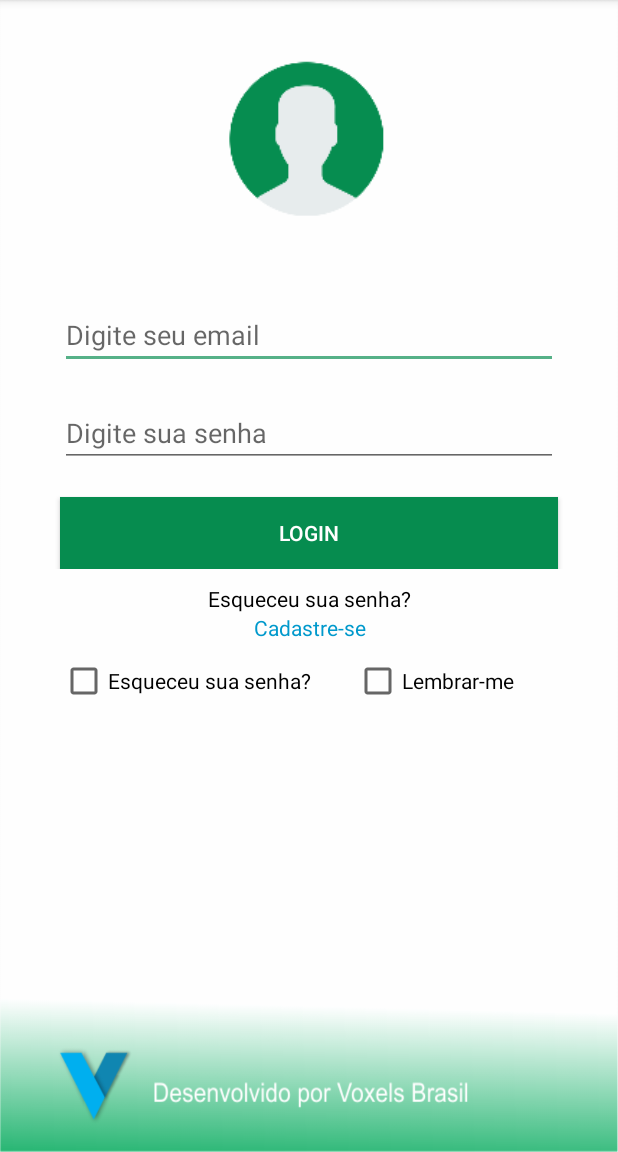
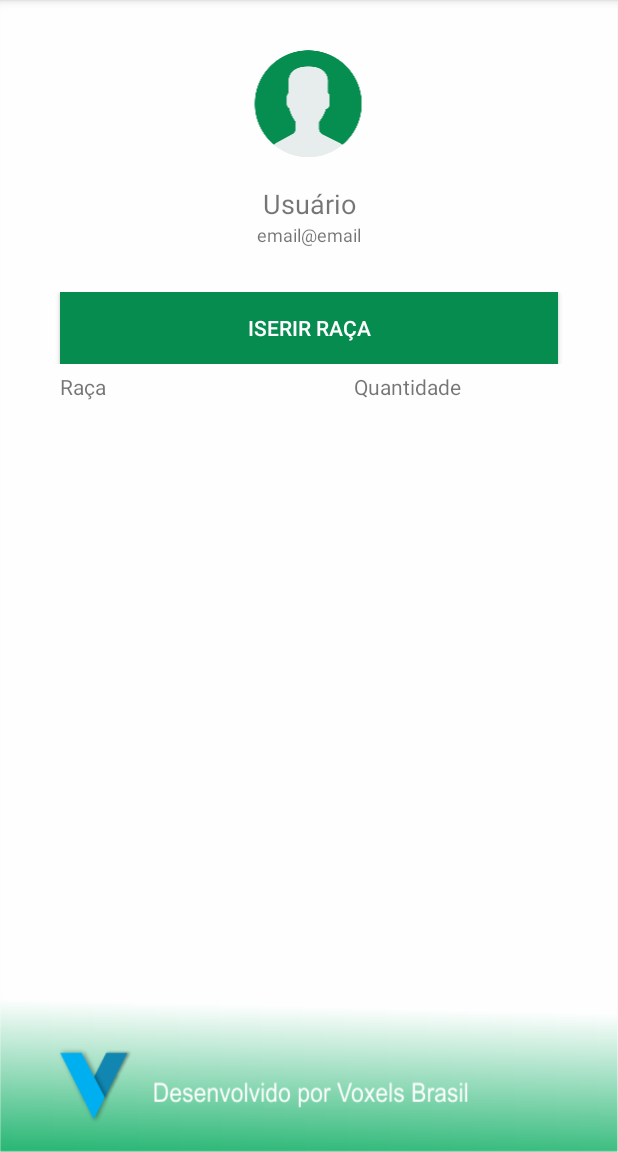
Before and after one commit to CassianoPersil/AppBov, an Android app: the CadastroBoi screen opened directly, with no data from a screen before it, on a phone screen of 412 x 824 dp, the part 84-1236 px from its top. Run offline under Robolectric (Android 15) with nearby library versions, the phone set to English and light mode, and no system bars.

Commit message:
Inserido o grid Inserido ListView - para realizar listagem

```diff
--- a/app/src/main/AndroidManifest.xml
+++ b/app/src/main/AndroidManifest.xml
@@ -9,7 +9,8 @@
         android:roundIcon="@mipmap/ic_launcher_round"
         android:supportsRtl="true"
         android:theme="@style/AppTheme">
-        <activity android:name=".CadastroBoi"></activity>
+        <activity android:name=".ListaRacas"></activity>
+        <activity android:name=".CadastroBoi" />
         <activity android:name=".CadastroActivity" />
         <activity android:name=".GuzeraActivity" />
         <activity android:name=".SindiActivity" />
--- /dev/null
+++ b/app/src/main/java/com/projetos/appbov/ListaRacas.java
@@ -0,0 +1,13 @@
+package com.projetos.appbov;
+
+import android.support.v7.app.AppCompatActivity;
+import android.os.Bundle;
+
+public class ListaRacas extends AppCompatActivity {
+
+    @Override
+    protected void onCreate(Bundle savedInstanceState) {
+        super.onCreate(savedInstanceState);
+        setContentView(R.layout.activity_lista_racas);
+    }
+}
--- a/app/src/main/res/layout/activity_cadastro_boi.xml
+++ b/app/src/main/res/layout/activity_cadastro_boi.xml
@@ -29,18 +29,32 @@
 
                 <ImageView
                     android:id="@+id/imageView"
-                    android:layout_width="173dp"
-                    android:layout_height="155dp"
+                    android:layout_width="146dp"
+                    android:layout_height="wrap_content"
                     android:layout_gravity="center"
-                    android:layout_marginStart="96dp"
                     android:layout_marginTop="15dp"
-                    android:layout_marginEnd="97dp"
                     android:foregroundGravity="center"
                     app:layout_constraintBottom_toTopOf="@+id/ctEmail"
                     app:layout_constraintEnd_toEndOf="parent"
                     app:layout_constraintStart_toStartOf="parent"
                     app:layout_constraintTop_toTopOf="parent"
                     app:srcCompat="@mipmap/ic_loging_icon" />
+
+                <TextView
+                    android:id="@+id/ctUsuario"
+                    android:layout_width="match_parent"
+                    android:layout_height="wrap_content"
+                    android:gravity="center"
+                    android:text="Usuário"
+                    android:textSize="18sp" />
+
+                <TextView
+                    android:id="@+id/ctEmail"
+                    android:layout_width="match_parent"
+                    android:layout_height="wrap_content"
+                    android:gravity="center"
+                    android:text="email@email"
+                    android:textSize="12sp" />
             </LinearLayout>
 
             <LinearLayout
@@ -50,105 +64,46 @@
                 android:gravity="center"
                 android:orientation="horizontal">
 
-                <EditText
-                    android:id="@+id/ctEmail"
+                <Button
+                    android:id="@+id/button"
                     android:layout_width="wrap_content"
                     android:layout_height="wrap_content"
                     android:layout_marginLeft="20dp"
                     android:layout_marginRight="20dp"
                     android:layout_weight="1"
-                    android:ems="10"
-                    android:hint="Digite seu email"
-                    android:inputType="textEmailAddress" />
-            </LinearLayout>
-
-            <LinearLayout
-                android:layout_width="match_parent"
-                android:layout_height="wrap_content"
-                android:layout_marginTop="20dp"
-                android:gravity="center"
-                android:orientation="horizontal">
-
-                <EditText
-                    android:id="@+id/ctConfSenha"
-                    android:layout_width="195dp"
-                    android:layout_height="wrap_content"
-                    android:layout_marginLeft="20dp"
-                    android:layout_marginRight="20dp"
-                    android:layout_weight="1"
-                    android:ems="10"
-                    android:hint="Digite sua senha"
-                    android:inputType="textPassword" />
-            </LinearLayout>
-
-            <LinearLayout
-                android:layout_width="match_parent"
-                android:layout_height="wrap_content"
-                android:orientation="vertical">
-
-                <Button
-                    android:id="@+id/btCadastrar"
-                    android:layout_width="match_parent"
-                    android:layout_height="wrap_content"
-                    android:layout_marginLeft="20dp"
-                    android:layout_marginTop="20dp"
-                    android:layout_marginRight="20dp"
                     android:background="@color/colorPrimary"
-                    android:gravity="center"
-                    android:text="Login"
-                    android:textColor="@android:color/background_light"
-                    android:textSize="14sp" />
+                    android:text="Iserir Raça"
+                    android:textColor="#FFFFFF" />
             </LinearLayout>
 
             <LinearLayout
                 android:layout_width="match_parent"
                 android:layout_height="match_parent"
-                android:layout_marginTop="10dp"
-                android:orientation="vertical">
-
-                <TextView
-                    android:id="@+id/textView3"
-                    android:layout_width="match_parent"
-                    android:layout_height="wrap_content"
-                    android:layout_marginLeft="20dp"
-                    android:layout_marginRight="20dp"
-                    android:gravity="center"
-                    android:text="Esqueceu sua senha?"
-                    android:textColor="@android:color/background_dark" />
-
-                <TextView
-                    android:id="@+id/twcadastro"
-                    android:layout_width="match_parent"
-                    android:layout_height="wrap_content"
-                    android:gravity="center"
-                    android:text="Cadastre-se"
-                    android:textColor="@android:color/holo_blue_dark"
-                    android:textColorLink="@android:color/background_light" />
-            </LinearLayout>
-
-            <LinearLayout
-                android:layout_width="match_parent"
-                android:layout_height="wrap_content"
-                android:layout_marginTop="10dp"
-                android:foregroundGravity="center"
-                android:gravity="center"
+                android:layout_marginTop="5dp"
                 android:orientation="horizontal">
 
-                <CheckBox
-                    android:id="@+id/checkBox"
-                    android:layout_width="wrap_content"
-                    android:layout_height="wrap_content"
-                    android:layout_marginLeft="20dp"
-                    android:layout_weight="1"
-                    android:text="Esqueceu sua senha?" />
+                <android.support.v7.widget.GridLayout
+                    android:id="@+id/gridLista"
+                    android:layout_width="match_parent"
+                    android:layout_height="290dp" >
 
-                <CheckBox
-                    android:id="@+id/checkBox2"
-                    android:layout_width="wrap_content"
-                    android:layout_height="wrap_content"
-                    android:layout_marginRight="20dp"
-                    android:layout_weight="1"
-                    android:text="Lembrar-me" />
+                    <TextView
+                        android:id="@+id/twRaca"
+                        android:layout_width="176dp"
+                        android:layout_height="wrap_content"
+                        android:text="Raça"
+                        android:layout_marginLeft="20dp"
+                        />
+
+                    <TextView
+                        android:id="@+id/twQts"
+                        android:layout_width="149dp"
+                        android:layout_height="wrap_content"
+                        android:layout_marginLeft="20dp"
+                        android:text="Quantidade"
+                        app:layout_column="1"
+                        app:layout_row="0" />
+                </android.support.v7.widget.GridLayout>
             </LinearLayout>
 
         </LinearLayout>
--- /dev/null
+++ b/app/src/main/res/layout/activity_lista_racas.xml
@@ -0,0 +1,15 @@
+<?xml version="1.0" encoding="utf-8"?>
+<LinearLayout xmlns:android="http://schemas.android.com/apk/res/android"
+    xmlns:app="http://schemas.android.com/apk/res-auto"
+    xmlns:tools="http://schemas.android.com/tools"
+    android:id="@+id/listaLinear"
+    android:layout_width="match_parent"
+    android:layout_height="match_parent"
+    android:layout_margin="20dp"
+    tools:context=".ListaRacas">
+
+    <ListView
+        android:id="@+id/listRaca"
+        android:layout_width="match_parent"
+        android:layout_height="match_parent" />
+</LinearLayout>
```
